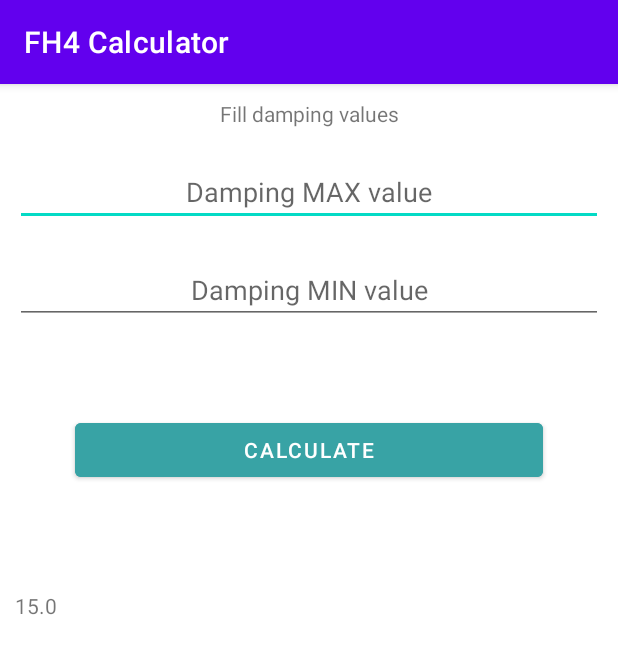
After one commit to YompoFR/fh4-calculator, an Android app: the Gearing screen opened directly, with no data from a screen before it, on a phone screen of 412 x 824 dp. The commit adds this screen. Shown: the top 654 px of the screen. Run offline under Robolectric (Android 15) with nearby library versions, the phone set to English and light mode, and no system bars.

Commit message:
Gearing app Created

```diff
--- a/app/src/main/AndroidManifest.xml
+++ b/app/src/main/AndroidManifest.xml
@@ -9,7 +9,8 @@
         android:roundIcon="@mipmap/ic_fh4_round"
         android:supportsRtl="true"
         android:theme="@style/Theme.FH4Calculator">
-        <activity android:name=".Rally"></activity>
+        <activity android:name=".Gearing"></activity>
+        <activity android:name=".Rally" />
         <activity android:name=".Results" />
         <activity android:name=".MainActivity">
             <intent-filter>
--- /dev/null
+++ b/app/src/main/java/com/example/fh4calculator/Gearing.kt
@@ -0,0 +1,27 @@
+package com.example.fh4calculator
+
+import androidx.appcompat.app.AppCompatActivity
+import android.os.Bundle
+import kotlinx.android.synthetic.main.activity_gearing.*
+
+class Gearing : AppCompatActivity() {
+
+    var finalDriveRatio = 4.71
+    var tireWidth = 225 //in mm
+    var aspectRatio = 50 //dont know what it is
+    var wheelDiameter = 15 //in inches
+    var calulatedDiameter = 0.0
+
+
+    override fun onCreate(savedInstanceState: Bundle?) {
+        super.onCreate(savedInstanceState)
+        setContentView(R.layout.activity_gearing)
+
+        calulatedDiameter = formulaCalculatedDiameter()
+        tvCalculatedDiameterText.text = calulatedDiameter.toString()
+    }
+
+    fun formulaCalculatedDiameter(): Double {
+        return (tireWidth *25.4)*(aspectRatio /100)*2+ wheelDiameter
+    }
+}
--- a/app/src/main/java/com/example/fh4calculator/MainActivity.kt
+++ b/app/src/main/java/com/example/fh4calculator/MainActivity.kt
@@ -14,7 +14,6 @@ import androidx.core.view.isVisible
 import kotlinx.android.synthetic.main.activity_main.*
 import kotlinx.android.synthetic.main.activity_main.edtDampingMaxValue
 import kotlinx.android.synthetic.main.activity_main.edtDampingMinValue
-import kotlinx.android.synthetic.main.activity_rally.*
 import java.lang.NumberFormatException
 
 class MainActivity : AppCompatActivity() {
--- a/app/src/main/res/layout/activity_rally.xml
+++ b/app/src/main/res/layout/activity_gearing.xml
@@ -52,5 +52,13 @@
             android:backgroundTint="@color/radio_button_default"
             android:text="@string/button_calculate" />
 
+        <TextView
+            android:id="@+id/tvCalculatedDiameterText"
+            android:layout_marginTop="20dp"
+            android:layout_marginLeft="10dp"
+            android:layout_width="match_parent"
+            android:layout_height="wrap_content"
+            android:text="@string/front_springs" />
+
     </LinearLayout>
 </LinearLayout>
```
Also changed, not shown: 93 other files.
